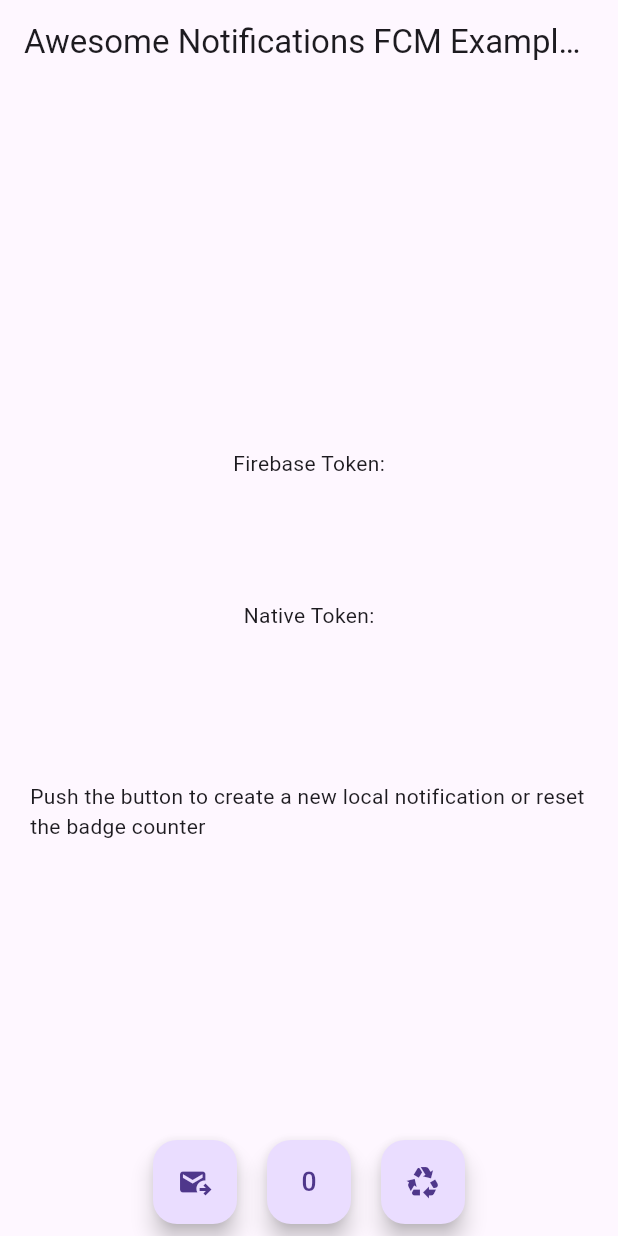
After one commit to chitkoo/awesome_noti_test, a Flutter app: the screen it shows after launch, after a tap on the "outgoing mail" icon, on a phone screen of 412 x 824 dp. The commit adds this screen. Run offline on Flutter 3.47's test engine with Material 3 defaults, Android fonts, the phone set to English and light mode, and no system bars; our stand-ins replace awesome_notifications, firebase_core, fluttertoast; missing offline and left inert: awesome_notifications_fcm; accounts and stored records are empty.

Commit message:
finished FCM Token

```diff
--- /dev/null
+++ b/lib/home_page.dart
@@ -0,0 +1,91 @@
+import 'package:flutter/material.dart';
+
+import 'notification_controller.dart';
+
+class MyHomePage extends StatefulWidget {
+  const MyHomePage({super.key, required this.title});
+  final String title;
+
+  @override
+  State<MyHomePage> createState() => _MyHomePageState();
+}
+
+class _MyHomePageState extends State<MyHomePage> {
+  @override
+  void initState() {
+    NotificationController().addListener(() => setState(() {}));
+    super.initState();
+  }
+
+  @override
+  Widget build(BuildContext context) {
+    return Scaffold(
+      appBar: AppBar(
+        title: Text(widget.title),
+      ),
+      body: Center(
+        child: Column(
+          crossAxisAlignment: CrossAxisAlignment.center,
+          mainAxisAlignment: MainAxisAlignment.center,
+          children: <Widget>[
+            const Text(
+              'Firebase Token:',
+            ),
+            Padding(
+              padding: const EdgeInsets.all(20.0),
+              child: Text(
+                NotificationController().firebaseToken,
+              ),
+            ),
+            const SizedBox(height: 20),
+            const Text(
+              'Native Token:',
+            ),
+            Padding(
+              padding: const EdgeInsets.all(20.0),
+              child: Text(
+                NotificationController().nativeToken,
+              ),
+            ),
+            const SizedBox(height: 20),
+            const Padding(
+              padding: EdgeInsets.all(20.0),
+              child: Text(
+                'Push the button to create a new local notification or reset the badge counter',
+              ),
+            ),
+          ],
+        ),
+      ),
+      floatingActionButtonLocation: FloatingActionButtonLocation.centerDocked,
+      floatingActionButton: Padding(
+        padding: const EdgeInsets.all(8.0),
+        child: Row(
+          mainAxisAlignment: MainAxisAlignment.center,
+          children: [
+            FloatingActionButton(
+              heroTag: '2',
+              onPressed: () => NotificationController.createNewNotification(),
+              tooltip: 'Create New notification',
+              child: const Icon(Icons.outgoing_mail),
+            ),
+            const SizedBox(width: 20),
+            FloatingActionButton(
+              heroTag: '1',
+              onPressed: () => NotificationController.resetBadge(),
+              tooltip: 'Reset Badge',
+              child: const Icon(Icons.exposure_zero),
+            ),
+            const SizedBox(width: 20),
+            FloatingActionButton(
+              heroTag: '0',
+              onPressed: () => NotificationController.deleteToken(),
+              tooltip: 'Delete token',
+              child: const Icon(Icons.recycling),
+            ),
+          ],
+        ),
+      ), // This trailing comma makes auto-formatting nicer for build methods.
+    );
+  }
+}
--- a/lib/main.dart
+++ b/lib/main.dart
@@ -1,91 +1,149 @@
 import 'package:awesome_notifications/awesome_notifications.dart';
-import 'package:firebase_core/firebase_core.dart';
 import 'package:flutter/material.dart';
 
-import 'firebase_options.dart';
+import 'home_page.dart';
+import 'noti_page.dart';
 import 'notification_controller.dart';
 
 void main() async {
   WidgetsFlutterBinding.ensureInitialized();
 
-  await Firebase.initializeApp(
-    options: DefaultFirebaseOptions.currentPlatform,
-  );
+  await NotificationController.initializeLocalNotifications(debug: true);
+  await NotificationController.initializeRemoteNotifications(debug: true);
+  await NotificationController.initializeIsolateReceivePort();
+  await NotificationController.getInitialNotificationAction();
 
-  await AwesomeNotifications().initialize(
-    null,
-    [
-      NotificationChannel(
-        channelKey: "basic_channel",
-        channelName: "Basic Notification",
-        channelDescription: "Basic Notification Channel",
-        channelGroupKey: "basic_channel_group",
-        playSound: true,
-      ),
-    ],
-    channelGroups: [
-      NotificationChannelGroup(
-        channelGroupKey: "basic_channel_group",
-        channelGroupName: "Basic Group",
-      ),
-    ],
-  );
+  // await Firebase.initializeApp(
+  //   options: DefaultFirebaseOptions.currentPlatform,
+  // );
 
-  bool isAllowedToSendNotification =
-      await AwesomeNotifications().isNotificationAllowed();
+  // await AwesomeNotifications().initialize(
+  //   null,
+  //   [
+  //     NotificationChannel(
+  //       channelKey: "basic_channel",
+  //       channelName: "Basic Notification",
+  //       channelDescription: "Basic Notification Channel",
+  //       channelGroupKey: "basic_channel_group",
+  //       playSound: true,
+  //     ),
+  //   ],
+  //   channelGroups: [
+  //     NotificationChannelGroup(
+  //       channelGroupKey: "basic_channel_group",
+  //       channelGroupName: "Basic Group",
+  //     ),
+  //   ],
+  // );
 
-  debugPrint('Noti Allowed : $isAllowedToSendNotification');
+  // bool isAllowedToSendNotification =
+  //     await AwesomeNotifications().isNotificationAllowed();
 
-  if (!isAllowedToSendNotification) {
-    AwesomeNotifications().requestPermissionToSendNotifications();
+  // debugPrint('Noti Allowed : $isAllowedToSendNotification');
+
+  // if (!isAllowedToSendNotification) {
+  //   AwesomeNotifications().requestPermissionToSendNotifications();
+  // }
+
+  runApp(const MyApp());
+}
+
+class MyApp extends StatefulWidget {
+  const MyApp({super.key});
+
+  static GlobalKey<NavigatorState> navigatorKey = GlobalKey<NavigatorState>();
+
+  static Color mainColor = const Color(0xFF9D50DD);
+
+  @override
+  State<MyApp> createState() => _MyAppState();
+}
+
+class _MyAppState extends State<MyApp> {
+
+
+  static const String routeHome = '/', routeNotification = '/notification-page';
+
+  @override
+  void initState() {
+    NotificationController.startListeningNotificationEvents();
+    NotificationController.requestFirebaseToken();
+    super.initState();
+  }
+  // @override
+  // void initState() {
+  //   super.initState();
+  //   // AwesomeNotifications().setListeners(
+  //   //   onActionReceivedMethod: NotificationController.onActionReceivedMethod,
+  //   //   onNotificationCreatedMethod:
+  //   //       NotificationController.onNotificationCreatedMethod,
+  //   //   onNotificationDisplayedMethod:
+  //   //       NotificationController.onNotificationDisplayedMethod,
+  //   //   onDismissActionReceivedMethod:
+  //   //       NotificationController.onDismissActionReceivedMethod,
+  //   // );
+  // }
+
+  List<Route<dynamic>> onGenerateInitialRoutes(String initialRouteName) {
+    List<Route<dynamic>> pageStack = [];
+    pageStack.add(MaterialPageRoute(
+        builder: (_) =>
+            const MyHomePage(title: 'Awesome Notifications FCM Example App')));
+    if (initialRouteName == routeNotification &&
+        NotificationController().initialAction != null) {
+      pageStack.add(MaterialPageRoute(
+          builder: (_) => NotificationPage(
+              receivedAction: NotificationController().initialAction!)));
+    }
+    return pageStack;
   }
 
-  runApp(const MainApp());
-}
+  Route<dynamic>? onGenerateRoute(RouteSettings settings) {
+    switch (settings.name) {
+      case routeHome:
+        return MaterialPageRoute(
+            builder: (_) => const MyHomePage(
+                title: 'Awesome Notifications FCM Example App'));
 
-class MainApp extends StatefulWidget {
-  const MainApp({super.key});
-
-  @override
-  State<MainApp> createState() => _MainAppState();
-}
-
-class _MainAppState extends State<MainApp> {
-  @override
-  void initState() {
-    super.initState();
-    AwesomeNotifications().setListeners(
-      onActionReceivedMethod: NotificationController.onActionReceivedMethod,
-      onNotificationCreatedMethod:
-          NotificationController.onNotificationCreatedMethod,
-      onNotificationDisplayedMethod:
-          NotificationController.onNotificationDisplayedMethod,
-      onDismissActionReceivedMethod:
-          NotificationController.onDismissActionReceivedMethod,
-    );
+      case routeNotification:
+        ReceivedAction receivedAction = settings.arguments as ReceivedAction;
+        return MaterialPageRoute(
+            builder: (_) => NotificationPage(receivedAction: receivedAction));
+    }
+    return null;
   }
 
   @override
   Widget build(BuildContext context) {
     return MaterialApp(
-      debugShowCheckedModeBanner: false,
-      title: 'Flutter Demo',
-      home: Scaffold(
-        floatingActionButton: FloatingActionButton(
-          onPressed: () {
-            AwesomeNotifications().createNotification(
-              content: NotificationContent(
-                id: 1,
-                channelKey: "basic_channel",
-                title: 'Awesome notification!',
-                body: 'This is local notification!',
-                wakeUpScreen: true,
-              ),
-            );
-          },
-          child: const Icon(Icons.notifications_active),
-        ),
+      title: 'Awesome Notifications - Simple Example',
+      navigatorKey: MyApp.navigatorKey,
+      onGenerateInitialRoutes: onGenerateInitialRoutes,
+      onGenerateRoute: onGenerateRoute,
+      theme: ThemeData(
+        primarySwatch: Colors.deepPurple,
       ),
     );
+    // return MaterialApp(
+    //   navigatorKey: MyApp.navigatorKey,
+    //   debugShowCheckedModeBanner: false,
+    //   title: 'Flutter Demo',
+    //   home: Scaffold(
+    //     floatingActionButton: FloatingActionButton(
+    //       onPressed: () {
+    //         AwesomeNotifications().createNotification(
+    //           content: NotificationContent(
+    //             id: 1,
+    //             channelKey: "basic_channel",
+    //             title: 'Awesome notification!',
+    //             body: 'This is local notification!',
+    //             wakeUpScreen: true,
+    //           ),
+    //         );
+    //       },
+    //       child: const Icon(Icons.notifications_active),
+    //     ),
+    //   ),
+    // );
   }
 }
--- a/lib/notification_controller.dart
+++ b/lib/notification_controller.dart
@@ -1,41 +1,337 @@
+import 'dart:isolate';
+import 'dart:ui';
+
 import 'package:awesome_notifications/awesome_notifications.dart';
+import 'package:awesome_notifications_fcm/awesome_notifications_fcm.dart';
+import 'package:firebase_core/firebase_core.dart';
 import 'package:flutter/material.dart';
+import 'package:fluttertoast/fluttertoast.dart';
+import 'package:http/http.dart' as http;
+
+import 'firebase_options.dart';
+import 'main.dart';
 
 class NotificationController extends ChangeNotifier {
-  ///Singletion Pattern
+  ///Singleton Pattern
   static final NotificationController _instance = NotificationController._();
 
-  factory NotificationController(){
+  factory NotificationController() {
     return _instance;
   }
 
   NotificationController._();
 
-  /// Use this method to detect when a new notification or a schedule is created
-  @pragma("vm:entry-point")
-  static Future<void> onNotificationCreatedMethod(
-      ReceivedNotification receivedNotification) async {}
+  String _firebaseToken = '';
+  String get firebaseToken => _firebaseToken;
 
-  /// Use this method to detect every time that a new notification is displayed
-  @pragma("vm:entry-point")
-  static Future<void> onNotificationDisplayedMethod(
-      ReceivedNotification receivedNotification) async {}
+  String _nativeToken = '';
+  String get nativeToken => _nativeToken;
 
-  /// Use this method to detect if the user dismissed a notification
-  @pragma("vm:entry-point")
-  static Future<void> onDismissActionReceivedMethod(
-      ReceivedAction receivedAction) async {
-    debugPrint('Noti Dismissed');
+  ReceivedAction? initialAction;
+
+  static Future<void> initializeLocalNotifications(
+      {required bool debug}) async {
+    await AwesomeNotifications().initialize(
+      null, //'resource://drawable/res_app_icon',//
+      [
+        NotificationChannel(
+            channelKey: 'alerts',
+            channelName: 'Alerts',
+            channelDescription: 'Notification tests as alerts',
+            playSound: true,
+            importance: NotificationImportance.High,
+            defaultPrivacy: NotificationPrivacy.Private,
+            defaultColor: Colors.deepPurple,
+            ledColor: Colors.deepPurple)
+      ],
+      debug: debug,
+      languageCode: 'ko',
+    );
+
+    // Get initial notification action is optional
+    _instance.initialAction = await AwesomeNotifications()
+        .getInitialNotificationAction(removeFromActionEvents: false);
   }
 
-  /// Use this method to detect when the user taps on a notification or action button
-  @pragma("vm:entry-point")
+  static Future<void> initializeRemoteNotifications(
+      {required bool debug}) async {
+    await Firebase.initializeApp(
+      options: DefaultFirebaseOptions.currentPlatform,
+    );
+    await AwesomeNotificationsFcm().initialize(
+        onFcmTokenHandle: NotificationController.myFcmTokenHandle,
+        onNativeTokenHandle: NotificationController.myNativeTokenHandle,
+        onFcmSilentDataHandle: NotificationController.mySilentDataHandle,
+        licenseKeys:
+            // On this example app, the app ID / Bundle Id are different
+            // for each platform, so i used the main Bundle ID + 1 variation
+            [
+          // me.carda.awesomeNotificationsFcmExample
+          'B3J3yxQbzzyz0KmkQR6rDlWB5N68sTWTEMV7k9HcPBroUh4RZ/Og2Fv6Wc/lE'
+              '2YaKuVY4FUERlDaSN4WJ0lMiiVoYIRtrwJBX6/fpPCbGNkSGuhrx0Rekk'
+              '+yUTQU3C3WCVf2D534rNF3OnYKUjshNgQN8do0KAihTK7n83eUD60=',
+
+          // me.carda.awesome_notifications_fcm_example
+          'UzRlt+SJ7XyVgmD1WV+7dDMaRitmKCKOivKaVsNkfAQfQfechRveuKblFnCp4'
+              'zifTPgRUGdFmJDiw1R/rfEtTIlZCBgK3Wa8MzUV4dypZZc5wQIIVsiqi0Zhaq'
+              'YtTevjLl3/wKvK8fWaEmUxdOJfFihY8FnlrSA48FW94XWIcFY=',
+        ],
+        debug: debug);
+  }
+
+  static Future<void> startListeningNotificationEvents() async {
+    AwesomeNotifications()
+        .setListeners(onActionReceivedMethod: onActionReceivedMethod);
+  }
+
+  static ReceivePort? receivePort;
+  static Future<void> initializeIsolateReceivePort() async {
+    receivePort = ReceivePort('Notification action port in main isolate')
+      ..listen(
+          (silentData) => onActionReceivedImplementationMethod(silentData));
+
+    IsolateNameServer.registerPortWithName(
+        receivePort!.sendPort, 'notification_action_port');
+  }
+
+  static Future<void> getInitialNotificationAction() async {
+    ReceivedAction? receivedAction = await AwesomeNotifications()
+        .getInitialNotificationAction(removeFromActionEvents: true);
+    if (receivedAction == null) return;
+
+    // Fluttertoast.showToast(
+    //     msg: 'Notification action launched app: $receivedAction',
+    //   backgroundColor: Colors.deepPurple
+    // );
+    debugPrint('App launched by a notification action: $receivedAction');
+  }
+
+  @pragma('vm:entry-point')
   static Future<void> onActionReceivedMethod(
       ReceivedAction receivedAction) async {
-    debugPrint('Action $receivedAction');
-    // Navigate into pages, avoiding to open the notification details page over another details page already opened
-    // MyApp.navigatorKey.currentState?.pushNamedAndRemoveUntil('/notification-page',
-    //         (route) => (route.settings.name != '/notification-page') || route.isFirst,
-    //     arguments: receivedAction);
+    if (receivedAction.actionType == ActionType.SilentAction ||
+        receivedAction.actionType == ActionType.SilentBackgroundAction) {
+      // For background actions, you must hold the execution until the end
+      debugPrint(
+          'Message sent via notification input: "${receivedAction.buttonKeyInput}"');
+      await executeLongTaskInBackground();
+      return;
+    } else {
+      if (receivePort == null) {
+        // onActionReceivedMethod was called inside a parallel dart isolate.
+        SendPort? sendPort =
+            IsolateNameServer.lookupPortByName('notification_action_port');
+
+        if (sendPort != null) {
+          // Redirecting the execution to main isolate process (this process is
+          // only necessary when you need to redirect the user to a new page or
+          // use a valid context)
+          sendPort.send(receivedAction);
+          return;
+        }
+      }
+    }
+
+    return onActionReceivedImplementationMethod(receivedAction);
+  }
+
+  static Future<void> onActionReceivedImplementationMethod(
+      ReceivedAction receivedAction) async {
+    MyApp.navigatorKey.currentState?.pushNamedAndRemoveUntil(
+        '/notification-page',
+        (route) =>
+            (route.settings.name != '/notification-page') || route.isFirst,
+        arguments: receivedAction);
+  }
+
+  @pragma("vm:entry-point")
+  static Future<void> mySilentDataHandle(FcmSilentData silentData) async {
+    Fluttertoast.showToast(
+        msg: 'Silent data received',
+        backgroundColor: Colors.blueAccent,
+        textColor: Colors.white,
+        fontSize: 16);
+
+    debugPrint('"SilentData": ${silentData.toString()}');
+
+    if (silentData.createdLifeCycle != NotificationLifeCycle.Foreground) {
+      debugPrint("bg");
+    } else {
+      debugPrint("FOREGROUND");
+    }
+
+    debugPrint('mySilentDataHandle received a FcmSilentData execution');
+    await executeLongTaskInBackground();
+  }
+
+  @pragma("vm:entry-point")
+  static Future<void> myFcmTokenHandle(String token) async {
+    if (token.isNotEmpty) {
+      Fluttertoast.showToast(
+          msg: 'Fcm token received',
+          backgroundColor: Colors.blueAccent,
+          textColor: Colors.white,
+          fontSize: 16);
+
+      debugPrint('Firebase Token:"$token"');
+    } else {
+      Fluttertoast.showToast(
+          msg: 'Fcm token deleted',
+          backgroundColor: Colors.red,
+          textColor: Colors.white,
+          fontSize: 16);
+
+      debugPrint('Firebase Token deleted');
+    }
+
+    _instance._firebaseToken = token;
+    _instance.notifyListeners();
+  }
+
+  @pragma("vm:entry-point")
+  static Future<void> myNativeTokenHandle(String token) async {
+    Fluttertoast.showToast(
+        msg: 'Native token received',
+        backgroundColor: Colors.blueAccent,
+        textColor: Colors.white,
+        fontSize: 16);
+    debugPrint('Native Token:"$token"');
+
+    _instance._nativeToken = token;
+    _instance.notifyListeners();
+  }
+
+  static Future<void> executeLongTaskInBackground() async {
+    debugPrint("starting long task");
+    await Future.delayed(const Duration(seconds: 4));
+    final url = Uri.parse("http://google.com");
+    final re = await http.get(url);
+    debugPrint(re.body);
+    debugPrint("long task done");
+  }
+
+  static Future<bool> displayNotificationRationale() async {
+    bool userAuthorized = false;
+    BuildContext context = MyApp.navigatorKey.currentContext!;
+    await showDialog(
+        context: context,
+        builder: (BuildContext ctx) {
+          return AlertDialog(
+            title: Text('Get Notified!',
+                style: Theme.of(context).textTheme.titleLarge),
+            content: Column(
+              mainAxisSize: MainAxisSize.min,
+              children: [
+                Row(
+                  children: [
+                    Expanded(
+                      child: Image.asset(
+                        'assets/animated-bell.gif',
+                        height: MediaQuery.of(context).size.height * 0.3,
+                        fit: BoxFit.fitWidth,
+                      ),
+                    ),
+                  ],
+                ),
+                const SizedBox(height: 20),
+                const Text(
+                    'Allow Awesome Notifications to send you beautiful notifications!'),
+              ],
+            ),
+            actions: [
+              TextButton(
+                  onPressed: () {
+                    Navigator.of(ctx).pop();
+                  },
+                  child: Text(
+                    'Deny',
+                    style: Theme.of(context)
+                        .textTheme
+                        .titleLarge
+                        ?.copyWith(color: Colors.red),
+                  )),
+              TextButton(
+                  onPressed: () async {
+                    userAuthorized = true;
+                    Navigator.of(ctx).pop();
+                  },
+                  child: Text(
+                    'Allow',
+                    style: Theme.of(context)
+                        .textTheme
+                        .titleLarge
+                        ?.copyWith(color: Colors.deepPurple),
+                  )),
+            ],
+          );
+        });
+    return userAuthorized &&
+        await AwesomeNotifications().requestPermissionToSendNotifications();
+  }
+
+  ///  *********************************************
+  ///     LOCAL NOTIFICATION CREATION METHODS
+  ///  *********************************************
+
+  static Future<void> createNewNotification() async {
+    bool isAllowed = await AwesomeNotifications().isNotificationAllowed();
+
+    if (!isAllowed) {
+      isAllowed = await displayNotificationRationale();
+    }
+
+    if (!isAllowed) return;
+
+    await AwesomeNotifications().createNotification(
+        content: NotificationContent(
+            id: -1, // -1 is replaced by a random number
+            channelKey: 'alerts',
+            title: 'Huston! The eagle has landed!',
+            body:
+                "A small step for a man, but a giant leap to Flutter's community!",
+            bigPicture: 'https://storage.googleapis.com/cms-storage-bucket/d406c736e7c4c57f5f61.png',
+            // largeIcon: 'https://storage.googleapis.com/cms-storage-bucket/0dbfcc7a59cd1cf16282.png',
+            notificationLayout: NotificationLayout.BigPicture,
+            payload: {'notificationId': '1234567890'}),
+        actionButtons: [
+          NotificationActionButton(key: 'REDIRECT', label: 'Redirect'),
+          NotificationActionButton(
+              key: 'REPLY',
+              label: 'Reply Message',
+              requireInputText: true,
+              actionType: ActionType.SilentAction),
+          NotificationActionButton(
+              key: 'DISMISS',
+              label: 'Dismiss',
+              actionType: ActionType.DismissAction,
+              isDangerousOption: true)
+        ]);
+  }
+
+  static Future<void> resetBadge() async {
+    await AwesomeNotifications().resetGlobalBadge();
+  }
+
+  static Future<void> deleteToken() async {
+    await AwesomeNotificationsFcm().deleteToken();
+    await Future.delayed(const Duration(seconds: 5));
+    await requestFirebaseToken();
+  }
+
+  ///  *********************************************
+  ///     REMOTE TOKEN REQUESTS
+  ///  *********************************************
+
+  static Future<String> requestFirebaseToken() async {
+    if (await AwesomeNotificationsFcm().isFirebaseAvailable) {
+      try {
+        return await AwesomeNotificationsFcm().requestFirebaseAppToken();
+      } catch (exception) {
+        debugPrint('$exception');
+      }
+    } else {
+      debugPrint('Firebase is not available on this project');
+    }
+    return '';
   }
 }
--- a/pubspec.yaml
+++ b/pubspec.yaml
@@ -13,6 +13,8 @@
   awesome_notifications: ^0.8.3
   awesome_notifications_core: ^0.8.1
   awesome_notifications_fcm: ^0.8.0
+  fluttertoast: ^8.2.4
+  http: ^1.1.2
 
 dev_dependencies:
   flutter_test:
```
Also changed, not shown: lib/noti_page.dart (added, +120 -0 lines), pubspec.lock.
